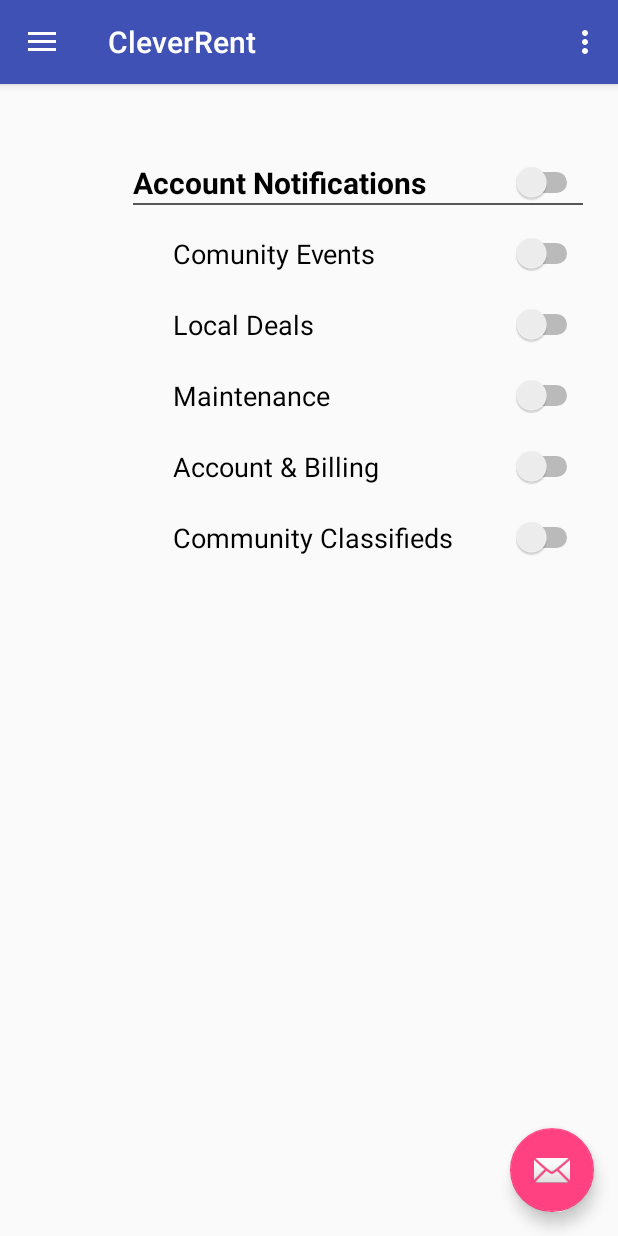
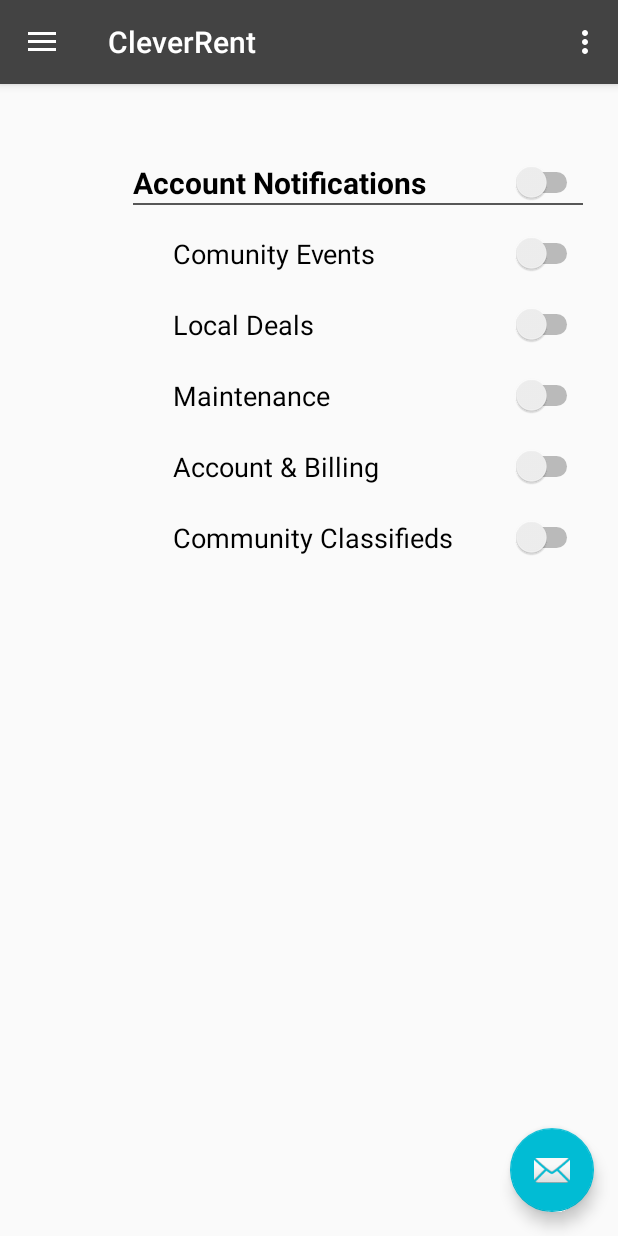
Before and after one commit to Brian-Kaplan/CleverRent, an Android app: the screen it shows after launch (MainActivity), in the side drawer, after a tap on "Notifications", on a phone screen of 412 x 824 dp. Run offline under Robolectric (Android 15) with nearby library versions, the phone set to English and light mode, and no system bars.

Commit message:
fixed bug, fixed menu, added colors

```diff
--- a/app/src/main/java/com/example/brian/cleverrent/MainActivity.java
+++ b/app/src/main/java/com/example/brian/cleverrent/MainActivity.java
@@ -36,9 +36,7 @@ public class MainActivity extends AppCompatActivity
             }
         });
 
-        RelativeLayout contentView = (RelativeLayout)findViewById(R.id.content_view);
-        View child = getLayoutInflater().inflate(R.layout.content_main, null);
-        contentView.addView(child);
+        setContentToTabLayout();
 
         DrawerLayout drawer = (DrawerLayout) findViewById(R.id.drawer_layout);
         ActionBarDrawerToggle toggle = new ActionBarDrawerToggle(
@@ -99,6 +97,8 @@ public class MainActivity extends AppCompatActivity
 
         if (id == R.id.nav_account) {
 
+            setContentToTabLayout();
+
             ViewPager viewPager = (ViewPager) findViewById(R.id.viewpager);
             viewPager.setAdapter(new AccountFragmentPagerAdapter(getSupportFragmentManager(), MainActivity.this));
 
@@ -107,6 +107,9 @@ public class MainActivity extends AppCompatActivity
             tabLayout.setupWithViewPager(viewPager);
 
         } else if (id == R.id.nav_maintenance) {
+
+            setContentToTabLayout();
+
             ViewPager viewPager = (ViewPager) findViewById(R.id.viewpager);
             viewPager.setAdapter(new CommunityFragmentPagerAdapter(getSupportFragmentManager(), MainActivity.this));
 
@@ -116,6 +119,9 @@ public class MainActivity extends AppCompatActivity
 
 
         } else if (id == R.id.nav_community) {
+
+            setContentToTabLayout();
+
             ViewPager viewPager = (ViewPager) findViewById(R.id.viewpager);
             viewPager.setAdapter(new CommunityFragmentPagerAdapter(getSupportFragmentManager(), MainActivity.this));
 
@@ -125,6 +131,8 @@ public class MainActivity extends AppCompatActivity
 
 
         } else if (id == R.id.nav_local) {
+
+            setContentToTabLayout();
 
         } else if (id == R.id.nav_notification) {
 
@@ -137,8 +145,27 @@ public class MainActivity extends AppCompatActivity
 
         }
 
+        NavigationView navigationView = (NavigationView) findViewById(R.id.nav_view);
+        Menu m = navigationView.getMenu();
+        for (int i=0;i<m.size();i++) {
+            MenuItem mi = m.getItem(i);
+            if (!(mi.getItemId() == item.getItemId())) {
+                mi.setCheckable(false);
+            }
+        }
+        item.setCheckable(true);
+        item.setChecked(true);
+
         DrawerLayout drawer = (DrawerLayout) findViewById(R.id.drawer_layout);
         drawer.closeDrawer(GravityCompat.START);
         return true;
     }
+
+    //Sets the main content view to the TablLayout view
+    public void setContentToTabLayout(){
+        RelativeLayout contentView = (RelativeLayout)findViewById(R.id.content_view);
+        View child = getLayoutInflater().inflate(R.layout.content_main, null);
+        contentView.removeAllViews();
+        contentView.addView(child);
+    }
 }
--- a/app/src/main/res/menu/activity_main_drawer.xml
+++ b/app/src/main/res/menu/activity_main_drawer.xml
@@ -1,7 +1,7 @@
 <?xml version="1.0" encoding="utf-8"?>
 <menu xmlns:android="http://schemas.android.com/apk/res/android">
 
-    <group android:checkableBehavior="single">
+    <group android:id="@+id/group1">
         <item android:id="@+id/nav_account" android:icon="@android:drawable/ic_menu_camera"
             android:title="Account &amp; Billing" />
         <item android:id="@+id/nav_maintenance" android:icon="@android:drawable/ic_menu_gallery"
@@ -12,12 +12,10 @@
             android:title="Local Deals" />
     </group>
 
-    <group android:checkableBehavior="single">
-        <menu android:title="">
+    <group android:id="@+id/group2">
             <item android:id="@+id/nav_notification" android:icon="@android:drawable/ic_menu_share"
                 android:title="Notifications" />
             <item android:id="@+id/nav_contact" android:icon="@android:drawable/ic_menu_send"
                 android:title="Contact Us" />
-        </menu>
     </group>
 </menu>
--- a/app/src/main/res/values/colors.xml
+++ b/app/src/main/res/values/colors.xml
@@ -1,6 +1,6 @@
 <?xml version="1.0" encoding="utf-8"?>
 <resources>
-    <color name="colorPrimary">#3F51B5</color>
-    <color name="colorPrimaryDark">#303F9F</color>
-    <color name="colorAccent">#FF4081</color>
+    <color name="colorPrimary">#434343</color>
+    <color name="colorPrimaryDark">#393939</color>
+    <color name="colorAccent">#01bcd4</color>
 </resources>
```
